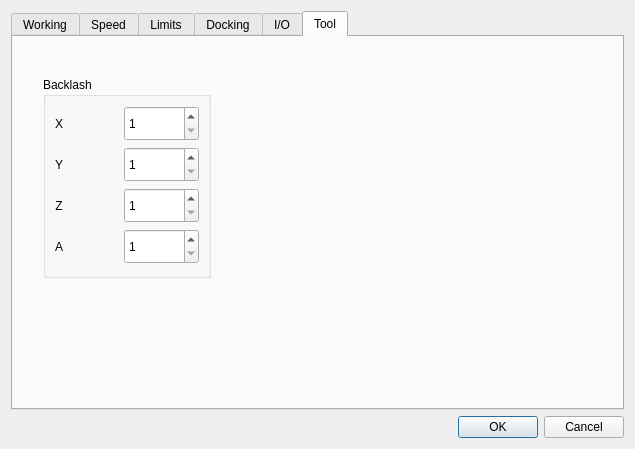
Qt form sources/forms/Settings.ui (eduard-x/cnc-qt) before a commit.
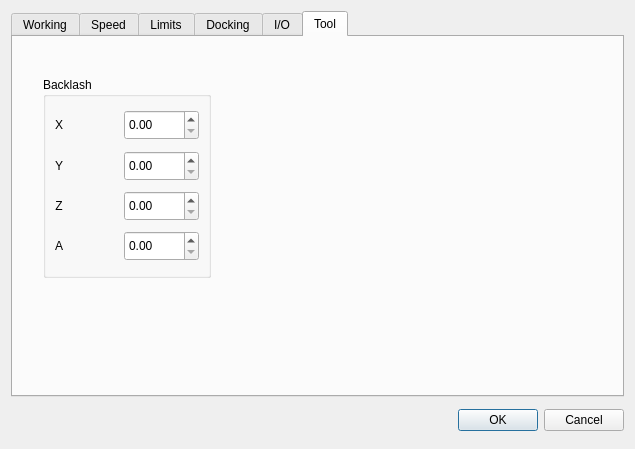
The same form after that commit. The open tabs and pages were chosen to show the change.

Commit message: invert direction, invert pulses

Patch:
```diff
--- a/sources/forms/Settings.ui
+++ b/sources/forms/Settings.ui
@@ -16,6 +16,12 @@
   <layout class="QGridLayout" name="gridLayout">
    <item row="2" column="0">
     <widget class="QDialogButtonBox" name="buttonBox">
+     <property name="minimumSize">
+      <size>
+       <width>0</width>
+       <height>35</height>
+      </size>
+     </property>
      <property name="orientation">
       <enum>Qt::Horizontal</enum>
      </property>
@@ -1575,22 +1581,6 @@
           </property>
          </spacer>
         </item>
-        <item row="0" column="2">
-         <widget class="QSpinBox" name="numPulseX_2">
-          <property name="minimumSize">
-           <size>
-            <width>75</width>
-            <height>35</height>
-           </size>
-          </property>
-          <property name="minimum">
-           <number>1</number>
-          </property>
-          <property name="maximum">
-           <number>2000</number>
-          </property>
-         </widget>
-        </item>
         <item row="1" column="0">
          <widget class="QLabel" name="label_18">
           <property name="text">
@@ -1601,22 +1591,6 @@
           </property>
          </widget>
         </item>
-        <item row="1" column="2">
-         <widget class="QSpinBox" name="numPulseY_2">
-          <property name="minimumSize">
-           <size>
-            <width>75</width>
-            <height>35</height>
-           </size>
-          </property>
-          <property name="minimum">
-           <number>1</number>
-          </property>
-          <property name="maximum">
-           <number>2000</number>
-          </property>
-         </widget>
-        </item>
         <item row="2" column="0">
          <widget class="QLabel" name="label_11">
           <property name="text">
@@ -1627,22 +1601,6 @@
           </property>
          </widget>
         </item>
-        <item row="2" column="2">
-         <widget class="QSpinBox" name="numPulseZ_2">
-          <property name="minimumSize">
-           <size>
-            <width>75</width>
-            <height>35</height>
-           </size>
-          </property>
-          <property name="minimum">
-           <number>1</number>
-          </property>
-          <property name="maximum">
-           <number>2000</number>
-          </property>
-         </widget>
-        </item>
         <item row="3" column="0">
          <widget class="QLabel" name="label_19">
           <property name="text">
@@ -1653,20 +1611,44 @@
           </property>
          </widget>
         </item>
+        <item row="0" column="2">
+         <widget class="QDoubleSpinBox" name="backlashX">
+          <property name="minimumSize">
+           <size>
+            <width>75</width>
+            <height>30</height>
+           </size>
+          </property>
+         </widget>
+        </item>
+        <item row="1" column="2">
+         <widget class="QDoubleSpinBox" name="backlashY">
+          <property name="minimumSize">
+           <size>
+            <width>75</width>
+            <height>30</height>
+           </size>
+          </property>
+         </widget>
+        </item>
+        <item row="2" column="2">
+         <widget class="QDoubleSpinBox" name="backlashZ">
+          <property name="minimumSize">
+           <size>
+            <width>75</width>
+            <height>30</height>
+           </size>
+          </property>
+         </widget>
+        </item>
         <item row="3" column="2">
-         <widget class="QSpinBox" name="numPulseA_2">
+         <widget class="QDoubleSpinBox" name="backlashA">
           <property name="minimumSize">
            <size>
             <width>75</width>
-            <height>35</height>
+            <height>30</height>
            </size>
           </property>
-          <property name="minimum">
-           <number>1</number>
-          </property>
-          <property name="maximum">
-           <number>2000</number>
-          </property>
          </widget>
         </item>
        </layout>
```
Left out of the diff: 225 changed lines with no effect on the pictures. The commit also changes 6 other files.
